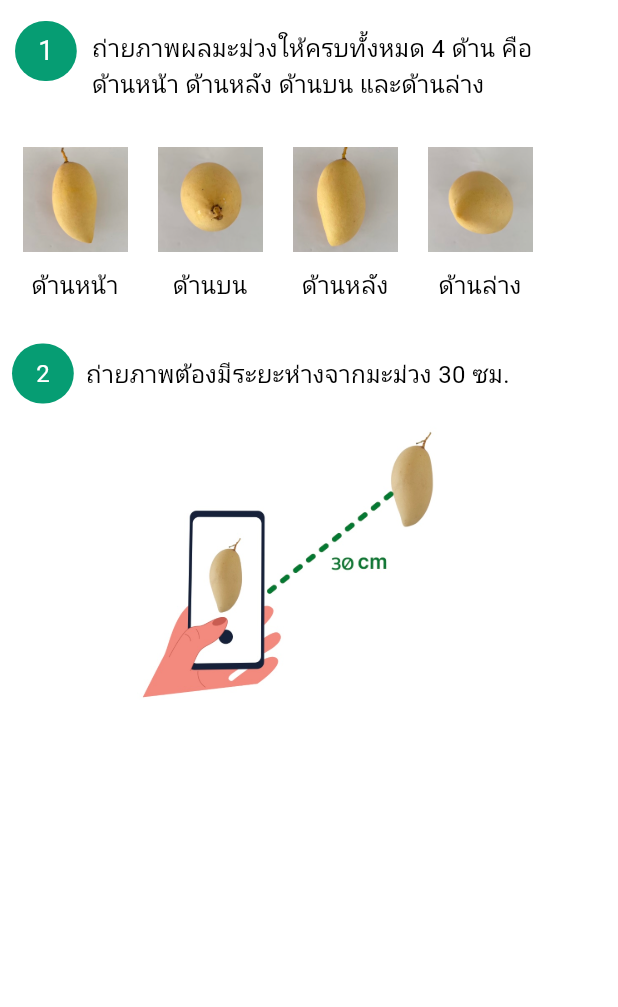
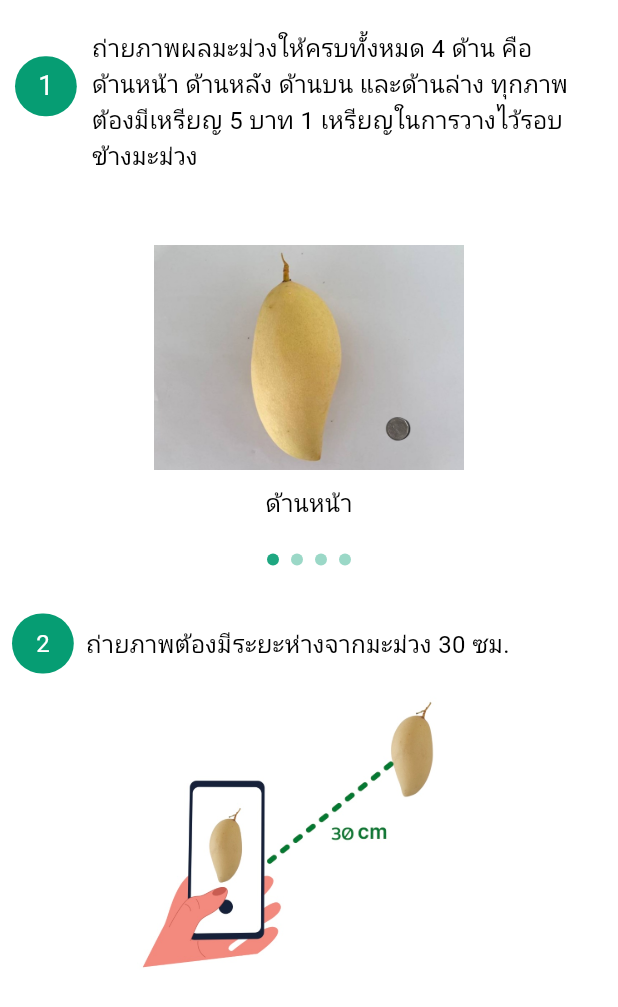
Before and after one commit to janamoss/WatalyGold, a Flutter app: the Manualphoto screen opened directly, on a phone screen of 412 x 824 dp. Shown: the top 1007 px of the screen. Run offline on Flutter 3.47's test engine with Material 3 defaults, Android fonts, the phone set to English and light mode, and no system bars; drawn by our look-alikes of carousel_slider; our stand-ins replace camera, cloud_firestore, cloud_functions, device_info, dots_indicator, firebase_core and 15 more; missing offline and left inert: firebase_ml_model_downloader, platform_device_id_platform_interface, tflite_flutter; accounts and stored records are empty; network calls fail.

Commit message:
commit แก้ไข คู่มือ ภาพคู่มือ

```diff
--- a/lib/Home/Quality/MainAnalysis.dart
+++ b/lib/Home/Quality/MainAnalysis.dart
@@ -152,7 +152,7 @@
 
   Future Gallery() async {
     try {
-      final image = await ImagePicker().pickMultiImage(imageQuality: 50);
+      final image = await picker.pickMultiImage(imageQuality: 50, limit: 4);
       final List<String> ImagepathList = [];
       // print(image?.path);
       // if (image == null) return;
--- a/lib/Home/Quality/Result.dart
+++ b/lib/Home/Quality/Result.dart
@@ -553,10 +553,12 @@
                         return DialogCollection();
                       },
                     );
-                    Navigator.pop(context);
                     if (result == true) {
                       dialogsuccess(context);
+                    } else {
+                      Navigator.pop(context);
                     }
+                    // Navigator.pop(context);
                     _loadCollections();
                     // widget.refreshCallback();
                   },
--- a/lib/Home/UserManual/usermanual.dart
+++ b/lib/Home/UserManual/usermanual.dart
@@ -17,8 +17,7 @@
     return Scaffold(
       backgroundColor: GreyColor45,
       appBar: Appbarmain_no_botton(
-        name: "เพิ่มเติม",
-        statusoption: 1,
+        name: "คู่มือการใช้งาน",
       ),
       body: SingleChildScrollView(
         child: Padding(
@@ -61,7 +60,7 @@
                 children: [
                   SizedBox(
                     width: MediaQuery.of(context).size.width * 1,
-                    height: 500,
+                    height: 700,
                     child: const Manualphoto(),
                   ),
                 ],
@@ -90,7 +89,7 @@
                     const Center(
                       child: SizedBox(
                         child: Text(
-                          "คุณสมบัติของมะม่วง\nแต่ละเกรด ",
+                          "คุณสมบัติของมะม่วงแต่ละเกรด ",
                           style: TextStyle(
                             color: Colors.white,
                             fontSize: 16,
--- a/lib/Widgets/CradforHistory.dart
+++ b/lib/Widgets/CradforHistory.dart
@@ -727,7 +727,7 @@
                       final s = await Result_DB().updatecollection(
                           widget.collection![i].collection_id,
                           widget.results.result_id);
-                      stdout.writeln("$s จ้าาาาาาา");
+                      // stdout.writeln("$s จ้าาาาาาา");
                       stdout.writeln(widget.collection![i].collection_id);
                       Navigator.pop(context);
 
--- a/lib/Widgets/DialogCollectionEdit.dart
+++ b/lib/Widgets/DialogCollectionEdit.dart
@@ -264,13 +264,16 @@
         Row(
           mainAxisAlignment: MainAxisAlignment.spaceEvenly,
           children: [
-            ElevatedButton(
+            SizedBox(
+              width: 125,
+              height: 40,
+              child: ElevatedButton(
                 onPressed: () {
                   Navigator.of(context).pop();
                 },
                 child: Text(
                   "ยกเลิก",
-                style: TextStyle(color: WhiteColor),
+                  style: TextStyle(color: WhiteColor,fontSize: 12),
                 ),
                 style: ButtonStyle(
                     elevation: MaterialStateProperty.all(2),
@@ -279,13 +282,18 @@
                     surfaceTintColor:
                         MaterialStateProperty.all(Colors.red.shade400)),
               ),
-            ElevatedButton(
+            ),
+            SizedBox(
+              width: 125,
+              height: 40,
+              child: ElevatedButton(
                 onPressed: () {
                   UpdateCollection();
                 },
                 child: Text(
                   "แก้ไขคอลเลคชัน",
-                style: TextStyle(color: WhiteColor),
+                  textAlign: TextAlign.center,
+                  style: TextStyle(color: WhiteColor,fontSize: 12),
                 ),
                 style: ButtonStyle(
                     elevation: MaterialStateProperty.all(2),
@@ -294,6 +302,7 @@
                     surfaceTintColor:
                         MaterialStateProperty.all(Colors.orange.shade300)),
               ),
+            ),
           ],
         ),
       ],
--- a/lib/Widgets/UserManual/Manualphoto.dart
+++ b/lib/Widgets/UserManual/Manualphoto.dart
@@ -1,7 +1,7 @@
+import 'package:carousel_slider/carousel_slider.dart';
 import 'package:flutter/material.dart';
 import 'package:flutter/widgets.dart';
 import 'package:watalygold/Widgets/Color.dart';
-
 
 class Manualphoto extends StatefulWidget {
   const Manualphoto({super.key});
@@ -10,7 +10,18 @@
   State<Manualphoto> createState() => _ManualphotoState();
 }
 
+final List<Map<String, String>> mangoImages = [
+  {"image": "assets/images/f5.jpg", "label": "ด้านหน้า"},
+  {"image": "assets/images/top5.jpg", "label": "ด้านบน"},
+  {"image": "assets/images/back5.jpg", "label": "ด้านหลัง"},
+  {"image": "assets/images/Bottom5.jpg", "label": "ด้านล่าง"},
+];
+
+
 class _ManualphotoState extends State<Manualphoto> {
+  int _current = 0;
+final CarouselController _controller = CarouselController();
+
   @override
   Widget build(BuildContext context) {
     return Scaffold(
@@ -48,7 +59,7 @@
                     margin: const EdgeInsets.only(top: 20),
                     width: MediaQuery.of(context).size.width * 0.78,
                     child: const Text(
-                      "ถ่ายภาพผลมะม่วงให้ครบทั้งหมด 4 ด้าน คือ ด้านหน้า ด้านหลัง ด้านบน และด้านล่าง",
+                      "ถ่ายภาพผลมะม่วงให้ครบทั้งหมด 4 ด้าน คือ ด้านหน้า ด้านหลัง ด้านบน และด้านล่าง ทุกภาพต้องมีเหรียญ 5 บาท 1 เหรียญในการวางไว้รอบข้างมะม่วง",
                       style: TextStyle(
                         color: Colors.black,
                         fontSize: 16,
@@ -60,109 +71,71 @@
               SizedBox(
                 height: 30,
               ),
-              Row(
+
+              CarouselSlider(
+                carouselController: _controller,
+                options: CarouselOptions(
+                  height: 220,
+                  enlargeCenterPage: true,
+                  aspectRatio: 16 / 9,
+                  autoPlayCurve: Curves.fastOutSlowIn,
+                  enableInfiniteScroll: true,
+                  viewportFraction: 1,
+                  onPageChanged: (index, reason) {
+                    setState(() {
+                      _current = index;
+                    });
+                  },
+                ),
+                items: mangoImages.map((item) {
+                  return Builder(
+                    builder: (BuildContext context) {
+                      return Container(
+                        width: MediaQuery.of(context).size.width,
+                        decoration: BoxDecoration(
+                          color: Colors.white,
+                        ),
+                        child: Column(
+                          mainAxisAlignment: MainAxisAlignment.center,
                           children: [
-                  SizedBox(
-                    width: 15,
+                            Image.asset(
+                              item['image']!,
+                              fit: BoxFit.cover,
+                              height: 150,
                             ),
-                  Column(
-                    children: [
-                      Container(
-                        width: 70,
-                        height: 70,
-                        child: Image.asset(
-                          "assets/images/Extrafront.jpg",
-                          fit: BoxFit.cover,
-                        ),
-                      ),
-                      SizedBox(
-                        height: 10,
-                      ),
+                            SizedBox(height: 10),
                             Text(
-                        "ด้านหน้า",
+                              item['label']!,
                               style: TextStyle(
+                                fontSize: 16,
                                 color: Colors.black,
-                          fontSize: 16,
                               ),
                             ),
                           ],
                         ),
-                  SizedBox(
-                    width: 20,
+                      );
+                    },
+                  );
+                }).toList(),
               ),
-                  Column(
-                    children: [
-                      Container(
-                        width: 70,
-                        height: 70,
-                        child: Image.asset(
-                          "assets/images/Extratop.jpg",
-                          fit: BoxFit.cover,
+              Row(
+                mainAxisAlignment: MainAxisAlignment.center,
+                children: mangoImages.asMap().entries.map((entry) {
+                  return GestureDetector(
+                    onTap: () => _controller.animateToPage(entry.key),
+                    child: Container(
+                      width: 8.0,
+                      height: 8.0,
+                      margin:
+                          EdgeInsets.symmetric(vertical: 4.0, horizontal: 4.0),
+                      decoration: BoxDecoration(
+                        shape: BoxShape.circle,
+                        color: GPrimaryColor.withOpacity(
+                            _current == entry.key ? 0.9 : 0.4),
                       ),
                     ),
-                      SizedBox(
-                        height: 10,
-                      ),
-                      Text(
-                        "ด้านบน",
-                        style: TextStyle(
-                          color: Colors.black,
-                          fontSize: 16,
-                        ),
-                      ),
-                    ],
-                  ),
-                  SizedBox(
-                    width: 20,
-                  ),
-                  Column(
-                    children: [
-                      Container(
-                        width: 70,
-                        height: 70,
-                        child: Image.asset(
-                          "assets/images/Extraback.jpg",
-                          fit: BoxFit.cover,
-                        ),
-                      ),
-                      SizedBox(
-                        height: 10,
-                      ),
-                      Text(
-                        "ด้านหลัง",
-                        style: TextStyle(
-                          color: Colors.black,
-                          fontSize: 16,
-                        ),
-                      ),
-                    ],
-                  ),
-                  SizedBox(
-                    width: 20,
-                  ),
-                  Column(
-                    children: [
-                      Container(
-                        width: 70,
-                        height: 70,
-                        child: Image.asset(
-                          "assets/images/Extrabottom.jpg",
-                          fit: BoxFit.cover,
-                        ),
-                      ),
-                      SizedBox(
-                        height: 10,
-                      ),
-                      Text(
-                        "ด้านล่าง",
-                        style: TextStyle(
-                          color: Colors.black,
-                          fontSize: 16,
-                        ),
-                      ),
-                    ],
-                  ),
-                ],
+                  );
+                }).toList(),
               ),
               SizedBox(
                 height: 20,
@@ -214,6 +187,9 @@
                   ),
                 ],
               ),
+              SizedBox(
+                height: 20,
+              ),
             ],
           ),
         ),
--- a/pubspec.yaml
+++ b/pubspec.yaml
@@ -39,7 +39,7 @@
   google_nav_bar: ^5.0.6
   camera: ^0.10.5
   video_player : ^2.8.1
-  image_picker : ^1.0.5
+  image_picker: ^1.1.2
   firebase_core: ^2.24.2
   cloud_firestore: ^4.13.6
   firebase_storage: ^11.5.6
```
Also changed, not shown: assets/images/BG-MangoOnboard-Photoroom.png (added), assets/images/BG-MangoOnboard.jpg (added), assets/images/Bottom5.jpg (added), assets/images/back5.jpg (added), assets/images/f5.jpg (added), assets/images/top5.jpg (added), pubspec.lock. Lines whose indentation alone changed are shown as unchanged.
